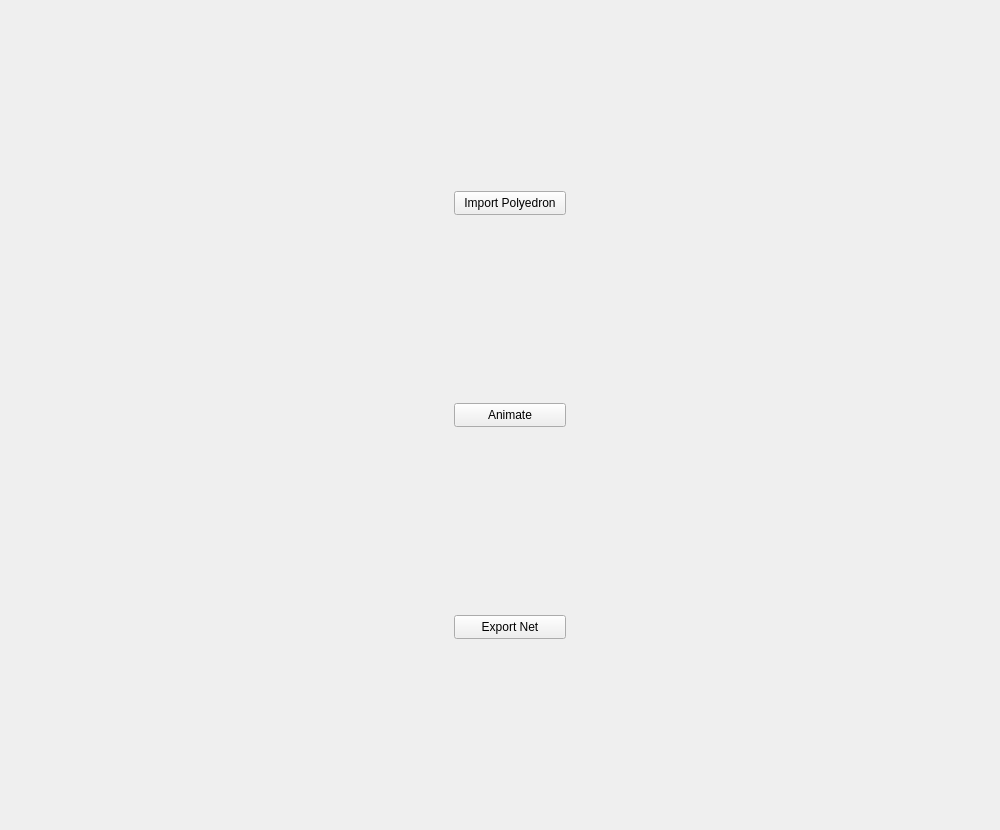
borisbordeaux/DeveloppementPolyedres, file mainwindow.ui: the form before one commit.
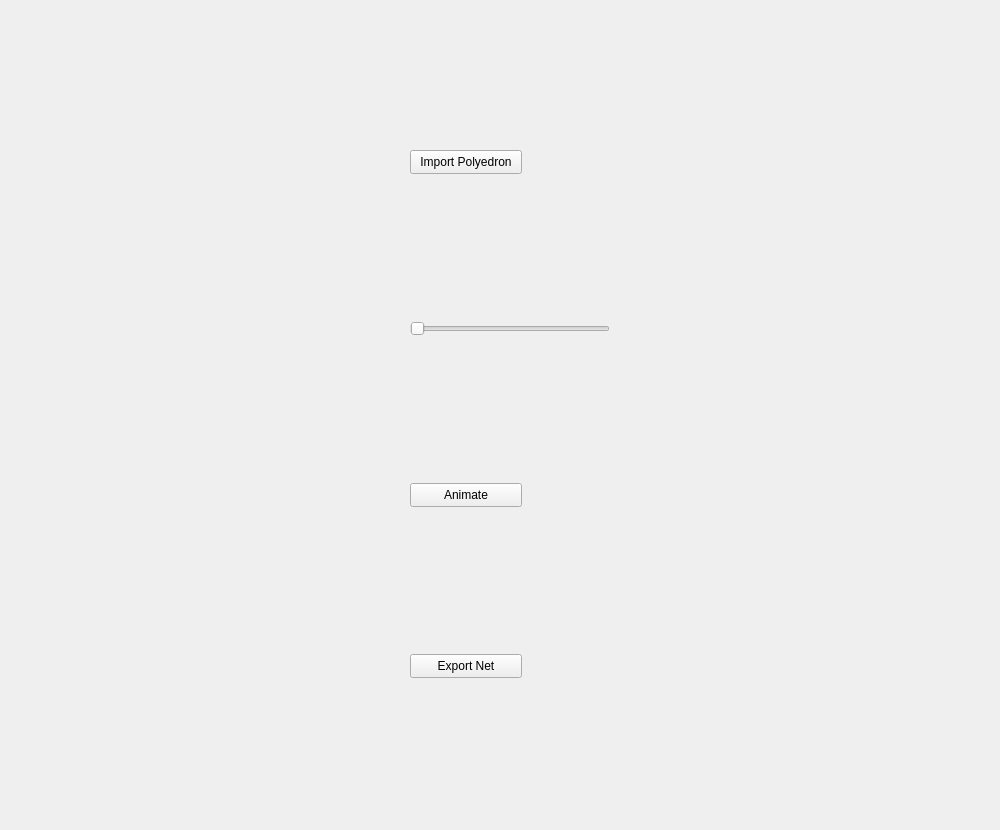
The form after the commit.

What changed in the file:
```diff
--- a/mainwindow.ui
+++ b/mainwindow.ui
@@ -43,7 +43,7 @@
     <item>
      <layout class="QVBoxLayout" name="verticalLayout_2">
       <property name="sizeConstraint">
-       <enum>QLayout::SetNoConstraint</enum>
+       <enum>QLayout::SetMinimumSize</enum>
       </property>
       <item>
        <widget class="QPushButton" name="pbImportPolyedron">
@@ -64,6 +64,34 @@
         </property>
        </widget>
       </item>
+      <item>
+       <widget class="QSlider" name="sliderOpening">
+        <property name="sizePolicy">
+         <sizepolicy hsizetype="Fixed" vsizetype="Fixed">
+          <horstretch>0</horstretch>
+          <verstretch>0</verstretch>
+         </sizepolicy>
+        </property>
+        <property name="minimumSize">
+         <size>
+          <width>200</width>
+          <height>0</height>
+         </size>
+        </property>
+        <property name="maximumSize">
+         <size>
+          <width>200</width>
+          <height>16777215</height>
+         </size>
+        </property>
+        <property name="maximum">
+         <number>100</number>
+        </property>
+        <property name="orientation">
+         <enum>Qt::Horizontal</enum>
+        </property>
+       </widget>
+      </item>
       <item>
        <widget class="QPushButton" name="pushButton">
         <property name="maximumSize">
```
